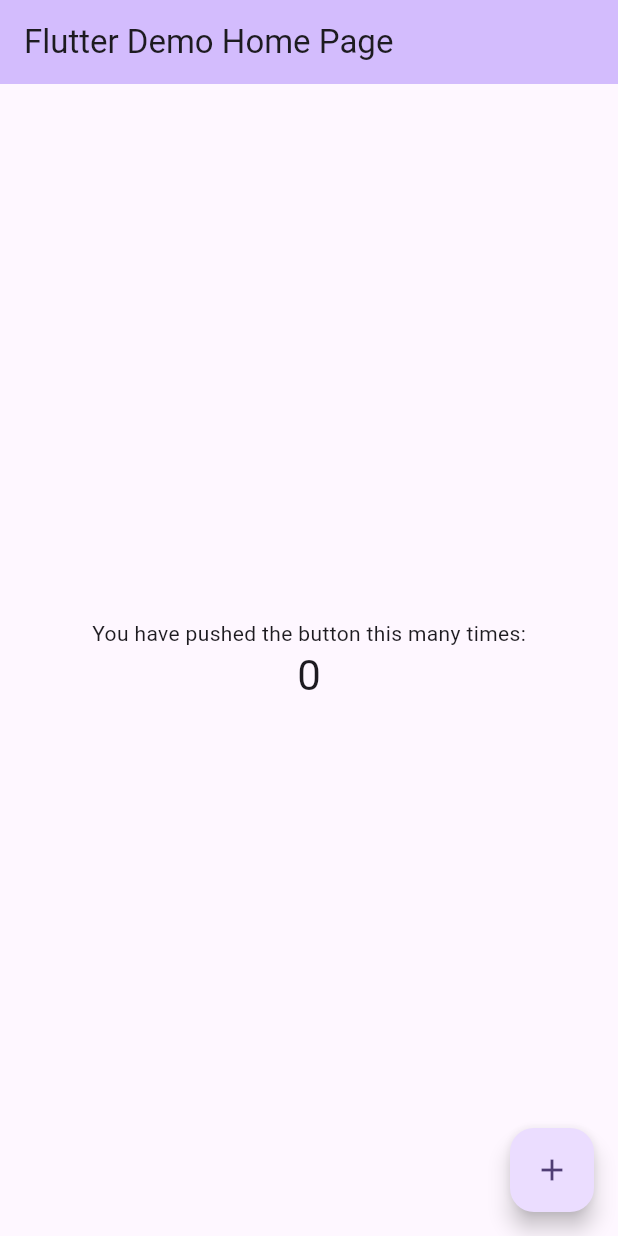
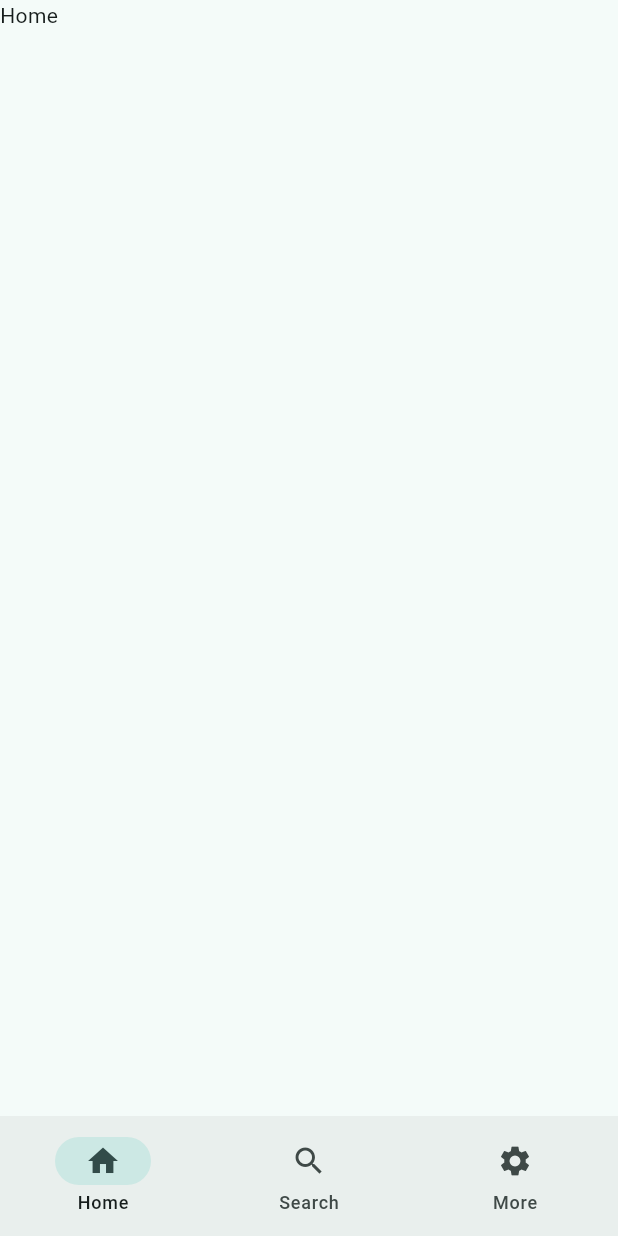
Before and after one commit to fansa92/Kanada, a Flutter app: the screen it shows after launch, on a phone screen of 412 x 824 dp. Run offline on Flutter 3.47's test engine with Material 3 defaults, Android fonts, the light colour scheme and no system bars; drawn by our look-alikes of dynamic_color.

```diff
--- /dev/null
+++ b/lib/global.dart
@@ -0,0 +1,14 @@
+import 'package:flutter/material.dart';
+import 'package:kanada/pages/app.dart';
+import 'package:kanada/pages/more.dart';
+import 'package:kanada/pages/more/debug.dart';
+import 'package:kanada/pages/more/debug/link.dart';
+
+class Global{
+  static Map<String, WidgetBuilder> routes = {
+    '/': (context) => const AppPage(),
+    '/more': (context) => const MorePage(),
+    '/more/debug': (context) => const DebugPage(),
+    '/more/debug/link': (context) => const LinkDebug(),
+  };
+}
--- a/lib/main.dart
+++ b/lib/main.dart
@@ -1,4 +1,10 @@
 import 'package:flutter/material.dart';
+import 'package:dynamic_color/dynamic_color.dart';
+import 'package:flutter/services.dart';
+import 'package:kanada/global.dart';
+import 'package:kanada/pages/app.dart';
+import 'package:kanada/pages/more.dart';
+import 'package:kanada/pages/more/debug.dart';
 
 void main() {
   runApp(const MyApp());
@@ -7,116 +13,53 @@ void main() {
 class MyApp extends StatelessWidget {
   const MyApp({super.key});
 
-  // This widget is the root of your application.
   @override
   Widget build(BuildContext context) {
-    return MaterialApp(
-      title: 'Flutter Demo',
-      theme: ThemeData(
-        // This is the theme of your application.
-        //
-        // TRY THIS: Try running your application with "flutter run". You'll see
-        // the application has a purple toolbar. Then, without quitting the app,
-        // try changing the seedColor in the colorScheme below to Colors.green
-        // and then invoke "hot reload" (save your changes or press the "hot
-        // reload" button in a Flutter-supported IDE, or press "r" if you used
-        // the command line to start the app).
-        //
-        // Notice that the counter didn't reset back to zero; the application
-        // state is not lost during the reload. To reset the state, use hot
-        // restart instead.
-        //
-        // This works for code too, not just values: Most code changes can be
-        // tested with just a hot reload.
-        colorScheme: ColorScheme.fromSeed(seedColor: Colors.deepPurple),
-      ),
-      home: const MyHomePage(title: 'Flutter Demo Home Page'),
+    SystemChrome.setEnabledSystemUIMode(SystemUiMode.edgeToEdge);
+    SystemChrome.setSystemUIOverlayStyle(const SystemUiOverlayStyle(
+      // 设置状态栏和导航栏背景为透明
+      statusBarColor: Colors.transparent,
+      systemNavigationBarColor: Colors.transparent,
+      // 设置状态栏和导航栏图标颜色为白色
+      // statusBarIconBrightness: Brightness.dark,
+      // systemNavigationBarIconBrightness: Brightness.dark,
+    ));
+    return DynamicColorBuilder(
+      builder: (ColorScheme? lightDynamic, ColorScheme? darkDynamic) {
+        // 创建默认颜色方案（当动态颜色不可用时使用）
+        final ColorScheme lightColorScheme;
+        final ColorScheme darkColorScheme;
+
+        if (lightDynamic != null && darkDynamic != null) {
+          // 使用动态颜色方案
+          lightColorScheme = lightDynamic.harmonized();
+          darkColorScheme = darkDynamic.harmonized();
+        } else {
+          // 回退到自定义颜色方案（这里使用蓝色主题）
+          lightColorScheme = ColorScheme.fromSeed(
+            seedColor: Color(0xFF39C5BB),
+            brightness: Brightness.light,
+          );
+          darkColorScheme = ColorScheme.fromSeed(
+            seedColor: Color(0xFF39C5BB),
+            brightness: Brightness.dark,
+          );
+        }
+
+        return MaterialApp(
+          theme: ThemeData(
+            colorScheme: lightColorScheme,
+            useMaterial3: true,
+          ),
+          darkTheme: ThemeData(
+            colorScheme: darkColorScheme,
+            useMaterial3: true,
+          ),
+          themeMode: ThemeMode.system, // 跟随系统主题设置
+          initialRoute: '/',
+          routes: Global.routes,
+        );
+      },
     );
   }
 }
-
-class MyHomePage extends StatefulWidget {
-  const MyHomePage({super.key, required this.title});
-
-  // This widget is the home page of your application. It is stateful, meaning
-  // that it has a State object (defined below) that contains fields that affect
-  // how it looks.
-
-  // This class is the configuration for the state. It holds the values (in this
-  // case the title) provided by the parent (in this case the App widget) and
-  // used by the build method of the State. Fields in a Widget subclass are
-  // always marked "final".
-
-  final String title;
-
-  @override
-  State<MyHomePage> createState() => _MyHomePageState();
-}
-
-class _MyHomePageState extends State<MyHomePage> {
-  int _counter = 0;
-
-  void _incrementCounter() {
-    setState(() {
-      // This call to setState tells the Flutter framework that something has
-      // changed in this State, which causes it to rerun the build method below
-      // so that the display can reflect the updated values. If we changed
-      // _counter without calling setState(), then the build method would not be
-      // called again, and so nothing would appear to happen.
-      _counter++;
-    });
-  }
-
-  @override
-  Widget build(BuildContext context) {
-    // This method is rerun every time setState is called, for instance as done
-    // by the _incrementCounter method above.
-    //
-    // The Flutter framework has been optimized to make rerunning build methods
-    // fast, so that you can just rebuild anything that needs updating rather
-    // than having to individually change instances of widgets.
-    return Scaffold(
-      appBar: AppBar(
-        // TRY THIS: Try changing the color here to a specific color (to
-        // Colors.amber, perhaps?) and trigger a hot reload to see the AppBar
-        // change color while the other colors stay the same.
-        backgroundColor: Theme.of(context).colorScheme.inversePrimary,
-        // Here we take the value from the MyHomePage object that was created by
-        // the App.build method, and use it to set our appbar title.
-        title: Text(widget.title),
-      ),
-      body: Center(
-        // Center is a layout widget. It takes a single child and positions it
-        // in the middle of the parent.
-        child: Column(
-          // Column is also a layout widget. It takes a list of children and
-          // arranges them vertically. By default, it sizes itself to fit its
-          // children horizontally, and tries to be as tall as its parent.
-          //
-          // Column has various properties to control how it sizes itself and
-          // how it positions its children. Here we use mainAxisAlignment to
-          // center the children vertically; the main axis here is the vertical
-          // axis because Columns are vertical (the cross axis would be
-          // horizontal).
-          //
-          // TRY THIS: Invoke "debug painting" (choose the "Toggle Debug Paint"
-          // action in the IDE, or press "p" in the console), to see the
-          // wireframe for each widget.
-          mainAxisAlignment: MainAxisAlignment.center,
-          children: <Widget>[
-            const Text('You have pushed the button this many times:'),
-            Text(
-              '$_counter',
-              style: Theme.of(context).textTheme.headlineMedium,
-            ),
-          ],
-        ),
-      ),
-      floatingActionButton: FloatingActionButton(
-        onPressed: _incrementCounter,
-        tooltip: 'Increment',
-        child: const Icon(Icons.add),
-      ), // This trailing comma makes auto-formatting nicer for build methods.
-    );
-  }
-}
--- /dev/null
+++ b/lib/pages/app.dart
@@ -0,0 +1,32 @@
+import 'package:flutter/material.dart';
+import 'package:kanada/pages/more.dart';
+
+class AppPage extends StatefulWidget{
+  const AppPage({super.key});
+  @override
+  State<AppPage> createState() => _AppPageState();
+}
+class _AppPageState extends State<AppPage>{
+  static List<List<dynamic>> nav = [
+    [NavigationDestination(icon: Icon(Icons.home), label: 'Home'), const Text('Home')],
+    [NavigationDestination(icon: Icon(Icons.search), label: 'Search'), const Text('Search')],
+    [NavigationDestination(icon: Icon(Icons.settings), label: 'More'), const MorePage()],
+  ];
+  int index = 0;
+
+  @override
+  Widget build(BuildContext context) {
+    return Scaffold(
+      body: nav[index][1],
+      bottomNavigationBar: NavigationBar(
+        onDestinationSelected: (int index) {
+          setState(() {
+            this.index = index;
+          });
+        },
+        selectedIndex: index,
+        destinations: nav.map((e) => e[0]).toList().cast<NavigationDestination>(),
+      )
+    );
+    }
+}
```
Also changed, not shown: lib/pages/more.dart (added, +20 -0 lines), lib/pages/more/debug.dart (added, +19 -0 lines), lib/pages/more/debug/link.dart (added, +19 -0 lines), lib/widgets/link.dart (added, +133 -0 lines), lib/widgets/link_list.dart (added, +30 -0 lines), pubspec.yaml (+3 -69 lines), pubspec.lock, 8 other files.
